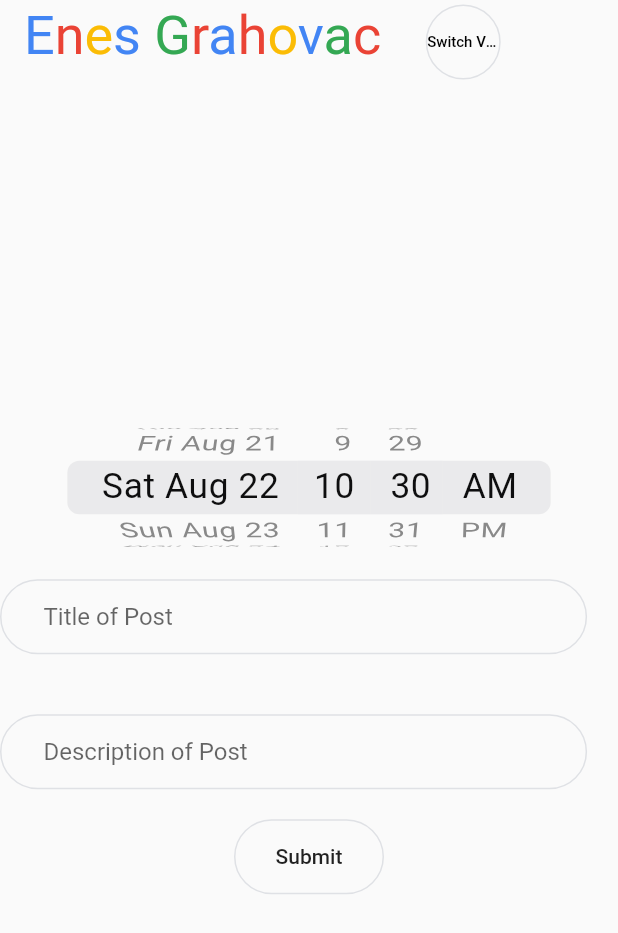
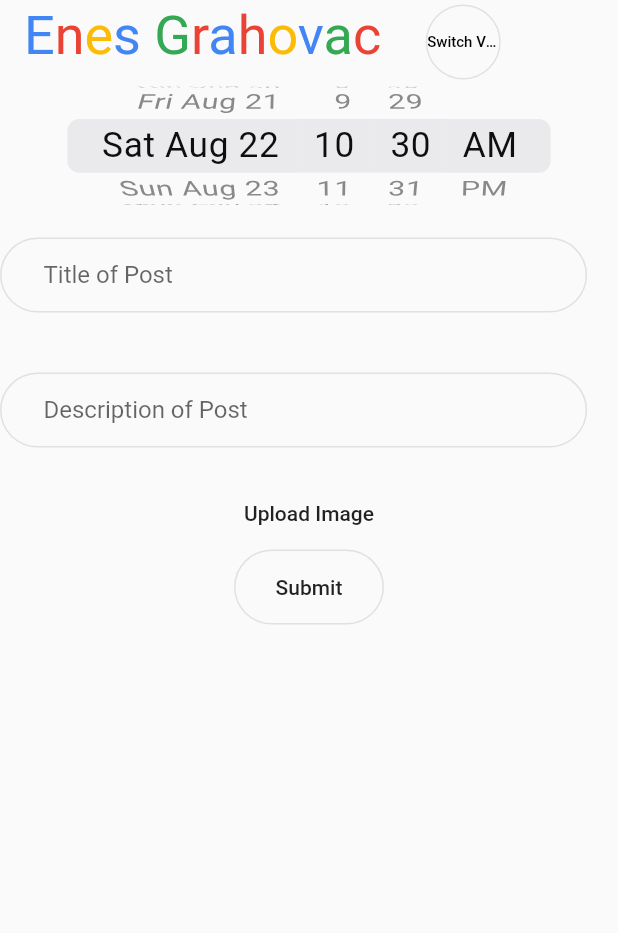
Before and after one commit to enesgrahovac/searchcv_userside, a Flutter app: the screen it shows after launch, after a tap on "Submit", on a phone screen of 412 x 824 dp. Shown: the top 933 px of the screen. Run offline on Flutter 3.47's test engine with Material 2 defaults, Android fonts, the light colour scheme and no system bars; our stand-ins replace cloud_firestore, flutter_tags, hexcolor, image_picker; accounts and stored records are empty; Roboto replaces fonts that are missing (Arial, ProductSans).

Commit message:
adding firebase storage to upload images and video

```diff
--- a/lib/main.dart
+++ b/lib/main.dart
@@ -7,6 +7,7 @@ import 'PostTitle.dart';
 import 'DateTimeSelector.dart';
 import 'PostDescription.dart';
 import 'package:flutter_tags/flutter_tags.dart';
+import 'package:image_picker/image_picker.dart';
 
 void main() {
   runApp(MyApp());
@@ -67,6 +68,9 @@ class _MyHomePageState extends State<MyHomePage> {
   TextEditingController _postTitleController;
   TextEditingController _postDescriptionController;
 
+  final ImagePicker _picker = ImagePicker();
+  List _images;
+
   final _formKey = GlobalKey<FormState>();
 
   List<TextSpan> _googleizeName(name) {
@@ -126,6 +130,7 @@ class _MyHomePageState extends State<MyHomePage> {
     _tags = [];
     _chosenTags = [];
     _newTags = [];
+    _images = [];
     getTags();
     _now = DateTime.now();
     _postTitleController = TextEditingController();
@@ -197,6 +202,7 @@ class _MyHomePageState extends State<MyHomePage> {
         "description": _postDescriptionController.text,
         "title": _postTitleController.text,
         "tags": _chosenTags,
+        "images":_images,
       };
       sendPost(submitData);
 
@@ -212,6 +218,38 @@ class _MyHomePageState extends State<MyHomePage> {
   changeView() {
     print("change to post view");
   }
+
+  void _onImageButtonPressed() async {
+    // if (isVideo) {
+    //   final PickedFile file = await _picker.getVideo(
+    //       source: source, maxDuration: const Duration(seconds: 10));
+    //   await _playVideo(file);
+    // } else
+    // {
+    // await _displayPickImageDialog(context,
+    //     (double maxWidth, double maxHeight, int quality) async {
+    //   try {
+    final pickedFile = await _picker.getImage(
+      source: ImageSource.gallery,
+      // maxWidth: maxWidth,
+      // maxHeight: maxHeight,
+      // imageQuality: quality,
+    );
+    setState(() {
+      _images.add(pickedFile);
+      print(_images);
+      // _imageFile = pickedFile;
+    });
+    //   } catch (e) {
+    //     setState(() {
+    //       _pickImageError = e;
+    //     });
+    //   }
+    // });
+    // }
+  }
+
+  addImage() {}
 
   @override
   Widget build(BuildContext context) {
@@ -344,6 +382,10 @@ class _MyHomePageState extends State<MyHomePage> {
       ),
     );
 
+    Widget uploadImages = Container(
+        child: FlatButton(
+            onPressed: _onImageButtonPressed, child: Text("Upload Image")));
+
     Widget tagSelector = Tags(
       horizontalScroll: true,
       // key: _tagStateKey,
@@ -456,19 +498,24 @@ class _MyHomePageState extends State<MyHomePage> {
                     ),
                     color: Hexcolor(googleWhite),
                   ),
-                  child: Text("Switch View",style:TextStyle(fontSize: 10.0,color: Colors.black,))),
+                  child: Text("Switch View",
+                      style: TextStyle(
+                        fontSize: 10.0,
+                        color: Colors.black,
+                      ))),
             )
           ],
         ),
       ),
-      body: Form(
-        key: _formKey,
+      body: SingleChildScrollView(
+        // new line
         child: Column(
           mainAxisAlignment: MainAxisAlignment.center,
           children: [
             chosenDatetime,
             postTitle,
             postDescription,
+            uploadImages,
             tagSelector,
             submitButton,
           ],
--- a/pubspec.yaml
+++ b/pubspec.yaml
@@ -31,6 +31,8 @@ dependencies:
   hexcolor: ^1.0.4
   cloud_firestore: ^0.13.7
   flutter_tags: ^0.4.8+2
+  image_picker: ^0.6.7+4
+
 
 dev_dependencies:
   flutter_test:
```
Also changed, not shown: pubspec.lock, 2 other files.
